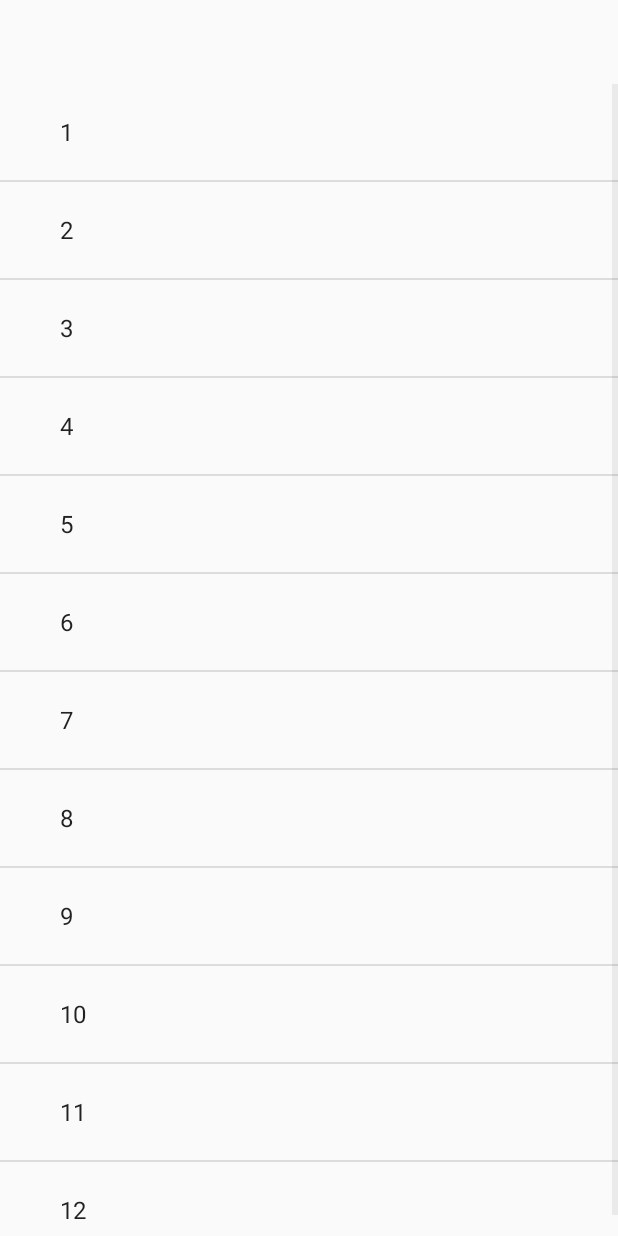
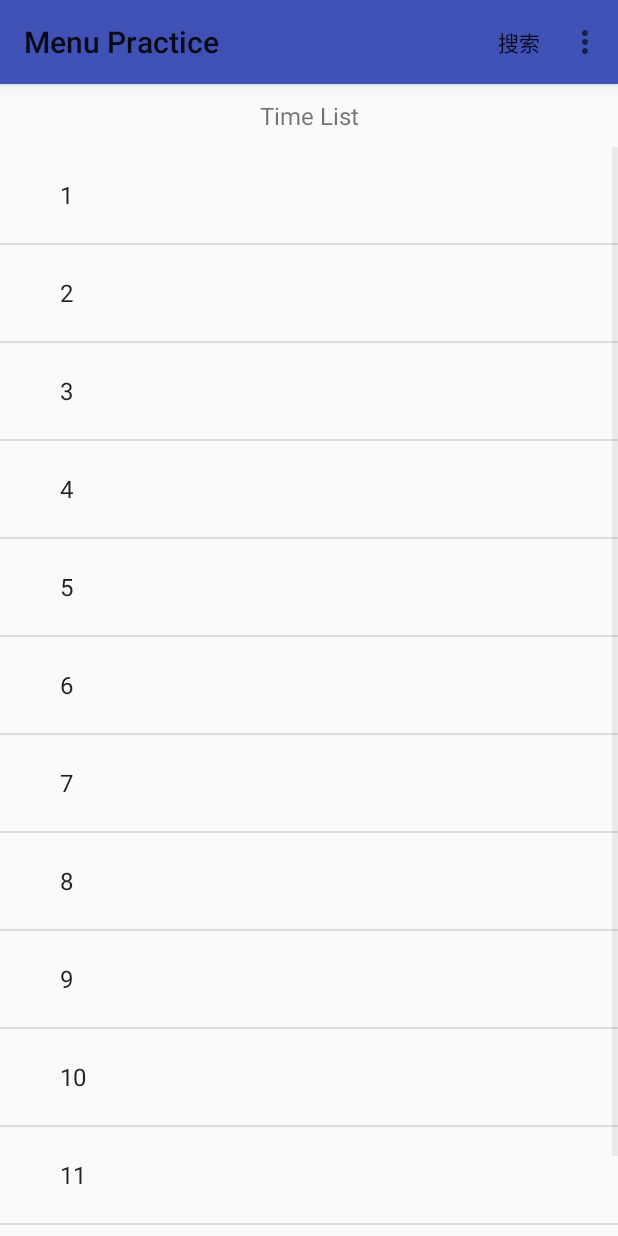
Before and after one commit to CoderSzy/AndroidBasicDemo, an Android app: the MenuTestActivity screen opened directly, with no data from a screen before it, on a phone screen of 412 x 824 dp. Run offline under Robolectric (Android 15) with nearby library versions, the phone set to English and light mode, and no system bars.

Commit message:
menu context mode

```diff
--- a/app/src/main/java/com/example/youlu/androidbasicdemo/base/BaseActivity.kt
+++ b/app/src/main/java/com/example/youlu/androidbasicdemo/base/BaseActivity.kt
@@ -1,7 +1,13 @@
 package com.example.youlu.androidbasicdemo.base
 
+import android.Manifest
+import android.content.pm.PackageManager
 import android.os.Bundle
+import android.support.v4.app.ActivityCompat
+import android.support.v4.content.ContextCompat
 import android.support.v7.app.AppCompatActivity
+import com.example.youlu.androidbasicdemo.R
+import com.example.youlu.androidbasicdemo.util.ToastUtil
 
 /**
  * author: youlu
@@ -9,13 +15,39 @@ import android.support.v7.app.AppCompatActivity
  * email: youluoyemu2011@126.com
  * desc:
  */
+
+private const val CODE_CAMERA = 100
+
 abstract class BaseActivity : AppCompatActivity() {
 
     override fun onCreate(savedInstanceState: Bundle?) {
         super.onCreate(savedInstanceState)
         setContentView(getLayoutId())
+        requestPermission()
         initView()
         initListener()
+    }
+
+    override fun onRequestPermissionsResult(requestCode: Int, permissions: Array<out String>, grantResults: IntArray) {
+        super.onRequestPermissionsResult(requestCode, permissions, grantResults)
+
+        if (grantResults.isNotEmpty()) {
+            when (requestCode) {
+                CODE_CAMERA -> {
+                    if (grantResults[0] == PackageManager.PERMISSION_GRANTED) {
+                        ToastUtil.showToast(this, R.string.msg_permission_grant)
+                    }
+                }
+                else -> {
+                }
+            }
+        }
+    }
+
+    private fun requestPermission() {
+        if (ContextCompat.checkSelfPermission(this, Manifest.permission.CAMERA) != PackageManager.PERMISSION_GRANTED) {
+            ActivityCompat.requestPermissions(this, arrayOf(Manifest.permission.CAMERA), CODE_CAMERA)
+        }
     }
 
     abstract fun getLayoutId(): Int
--- a/app/src/main/res/layout/activity_menu_test.xml
+++ b/app/src/main/res/layout/activity_menu_test.xml
@@ -10,9 +10,21 @@
     <android.support.v7.widget.Toolbar
         android:id="@+id/toolbar_menu"
         android:layout_width="match_parent"
-        android:layout_height="?attr/actionBarSize">
+        android:layout_height="?attr/actionBarSize"
+        android:background="@color/colorPrimary"
+        android:elevation="4dp"
+        android:theme="@style/Base.ThemeOverlay.AppCompat">
 
     </android.support.v7.widget.Toolbar>
+
+    <TextView
+        android:id="@+id/tv_subject"
+        android:layout_width="match_parent"
+        android:layout_height="wrap_content"
+        android:layout_margin="10dp"
+        android:gravity="center"
+        android:text="@string/tv_menu_subject"
+        android:textSize="16sp" />
 
     <ListView
         android:id="@+id/lv_menu"
--- a/app/src/main/res/values/strings.xml
+++ b/app/src/main/res/values/strings.xml
@@ -3,12 +3,19 @@
 
     <!--main-->
     <string name="title">Android 基础实践</string>
+    <string name="btn_menu">Menu</string>
     <string name="btn_camera">Camera</string>
 
     <!--camera-->
     <string name="btn_capture">capture</string>
     <string name="hint_no_camera">this device has no camera!</string>
     <string name="desc_result">capture result</string>
+    <string name="msg_permission_grant">权限获取成功！</string>
+
+    <!--menu-->
+    <string name="title_menu">Menu Practice</string>
+    <string name="tv_menu_subject">Time List</string>
+
     <!--menu options-->
     <string name="item_search">搜索</string>
     <string name="item_settings">设置</string>
```
Also changed, not shown: app/src/main/java/com/example/youlu/androidbasicdemo/MainActivity.kt (+17 -8 lines), app/src/main/java/com/example/youlu/androidbasicdemo/camera/CameraTestActivity.kt (+23 -23 lines), app/src/main/java/com/example/youlu/androidbasicdemo/menu/MenuTestActivity.kt (+47 -5 lines), app/src/main/java/com/example/youlu/androidbasicdemo/util/ToastUtil.kt (added, +24 -0 lines), app/src/main/res/layout/activity_main.xml (+8 -2 lines).
